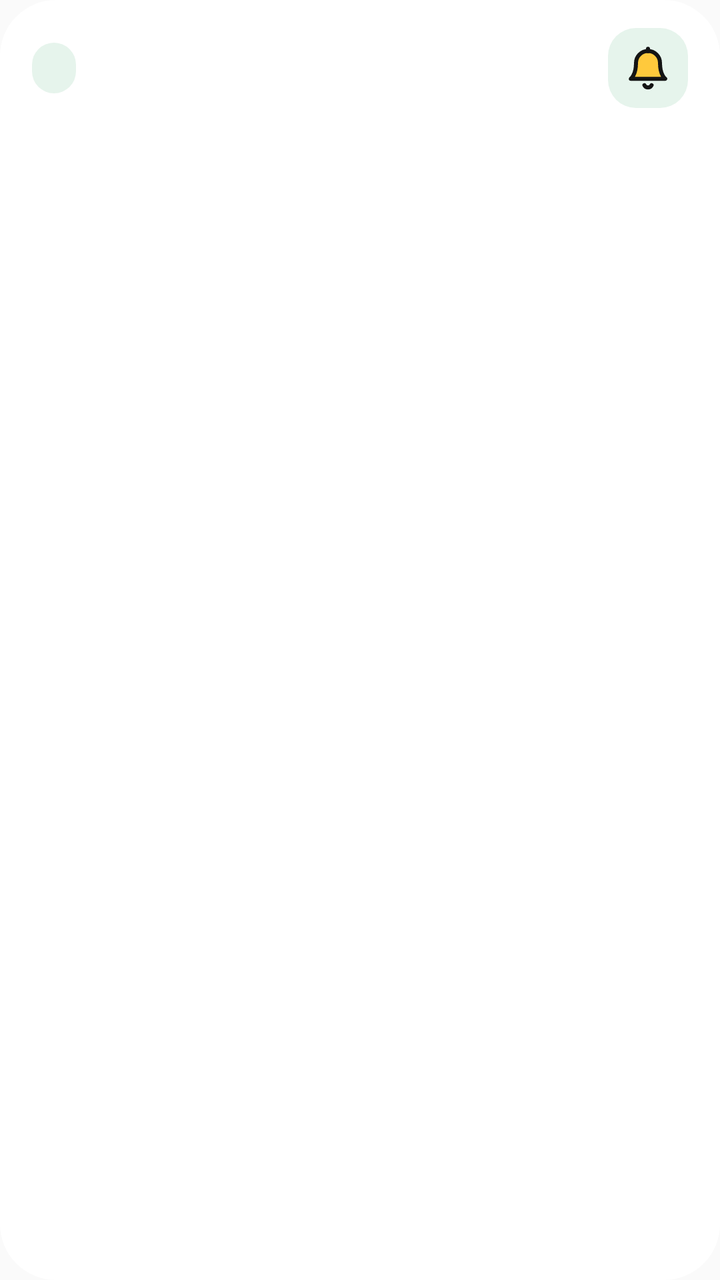
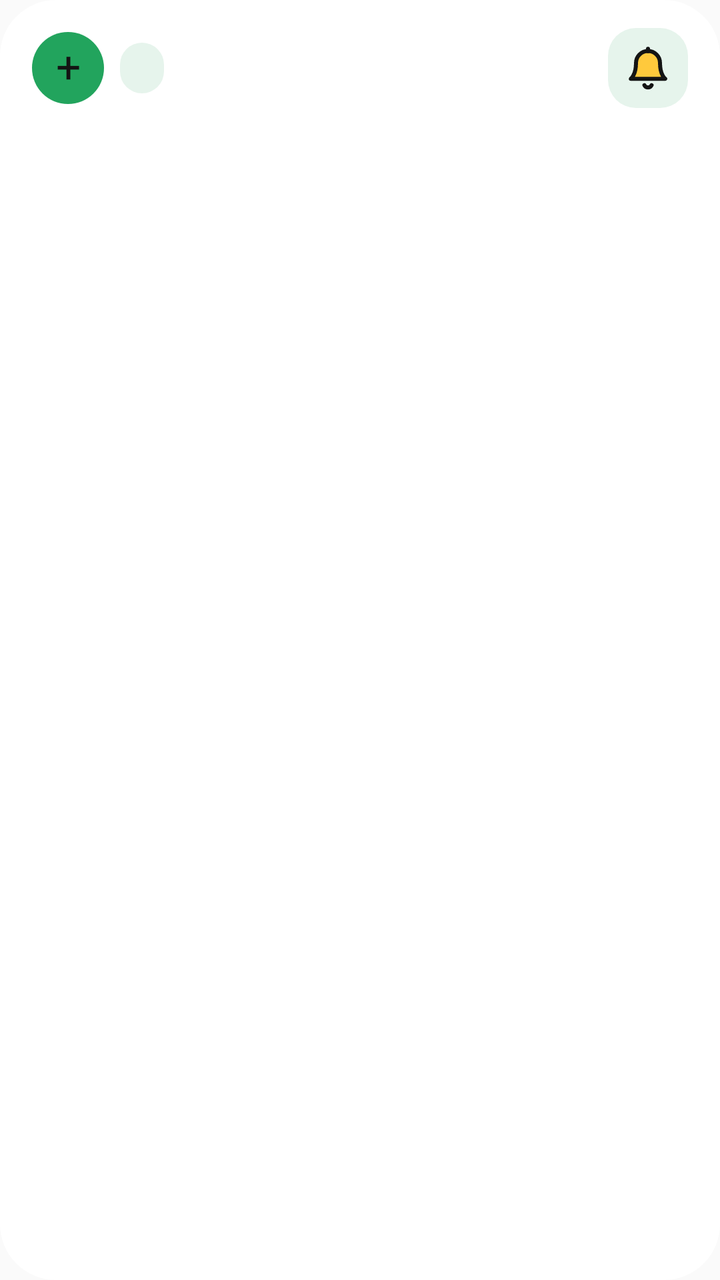

Before-and-after screenshots of an Android layout around one commit, followed by the original layout XML and the change that was made.
<!-- AndroidManifest.xml: application theme AppTheme -->
<!-- res/layout/widget_reminders.xml -->
<?xml version="1.0" encoding="utf-8"?>
<LinearLayout
    xmlns:android="http://schemas.android.com/apk/res/android"
    android:id="@+id/root"
    android:layout_width="match_parent"
    android:layout_height="match_parent"
    android:background="@drawable/widget_bg"
    android:layoutDirection="rtl"
    android:orientation="vertical"
    android:paddingStart="16dp"
    android:paddingEnd="16dp"
    android:paddingTop="14dp"
    android:paddingBottom="14dp">
    <LinearLayout
        android:id="@+id/header"
        android:layout_width="match_parent"
        android:layout_height="wrap_content"
        android:orientation="horizontal"
        android:gravity="center_vertical">
        <FrameLayout
            android:id="@+id/icon_tile"
            android:layout_width="40dp"
            android:layout_height="40dp"
            android:background="@drawable/widget_soft">
            <ImageView
                android:id="@+id/icon"
                android:layout_width="24dp"
                android:layout_height="24dp"
                android:src="@drawable/ic_ws_bell"
                android:importantForAccessibility="no"
                android:layout_gravity="center" />
        </FrameLayout>
        <LinearLayout
            android:layout_width="0dp"
            android:layout_height="wrap_content"
            android:orientation="vertical"
            android:layout_weight="1"
            android:layout_marginStart="10dp">
            <TextView
                android:id="@+id/title"
                android:layout_width="match_parent"
                android:layout_height="wrap_content"
                style="@style/WBold.Title" />
            <TextView
                android:id="@+id/subtitle"
                android:layout_width="match_parent"
                android:layout_height="wrap_content"
                style="@style/WText.Muted"
                android:layout_marginTop="3dp" />
        </LinearLayout>
        <TextView
            android:id="@+id/chip"
            android:layout_width="wrap_content"
            android:layout_height="wrap_content"
            style="@style/WBold.Chip"
            android:layout_marginStart="8dp" />
    </LinearLayout>
    <FrameLayout
        android:layout_width="match_parent"
        android:layout_height="0dp"
        android:layout_weight="1"
        android:layout_marginTop="6dp">
        <ListView
            android:id="@+id/list"
            android:layout_width="match_parent"
            android:layout_height="match_parent"
            android:divider="@null"
            android:dividerHeight="0dp"
            android:scrollbars="none"
            android:listSelector="@android:color/transparent" />
        <TextView
            android:id="@+id/empty"
            android:layout_width="match_parent"
            android:layout_height="match_parent"
            style="@style/WText.Muted"
            android:gravity="center"
            android:textSize="15sp"
            android:visibility="gone" />
    </FrameLayout>
</LinearLayout>
<!-- resources referenced by this layout -->
<resources>
  <!-- drawable ic_ws_bell (drawable) -->
  <?xml version="1.0" encoding="utf-8"?>
  <vector xmlns:android="http://schemas.android.com/apk/res/android"
      android:width="24dp" android:height="24dp"
      android:viewportWidth="24" android:viewportHeight="24">
      <path android:pathData="M6,9.5 A6,6 0 0 1 18,9.5 C18,15.5 20.6,17.4 20.6,17.4 H3.4 C3.4,17.4 6,15.5 6,9.5 Z" android:fillColor="#FFC93C" android:strokeColor="@color/w_ink" android:strokeWidth="2.0" android:strokeLineJoin="round" android:strokeLineCap="round" />
      <path android:pathData="M10.2,20.6 A2,2 0 0 0 13.8,20.6" android:fillColor="#00000000" android:strokeColor="@color/w_ink" android:strokeWidth="2.0" android:strokeLineJoin="round" android:strokeLineCap="round" />
      <path android:pathData="M12,2.4 V3.6" android:fillColor="#00000000" android:strokeColor="@color/w_ink" android:strokeWidth="2.0" android:strokeLineJoin="round" android:strokeLineCap="round" />
  </vector>
  <!-- drawable widget_bg (drawable) -->
  <?xml version="1.0" encoding="utf-8"?>
  <shape xmlns:android="http://schemas.android.com/apk/res/android" android:shape="rectangle">
      <solid android:color="@color/w_bg" />
      <corners android:radius="28dp" />
  </shape>
  <!-- drawable widget_soft (drawable) -->
  <?xml version="1.0" encoding="utf-8"?>
  <shape xmlns:android="http://schemas.android.com/apk/res/android" android:shape="rectangle">
      <solid android:color="@color/w_soft" />
      <corners android:radius="14dp" />
  </shape>
  <style name="WBold.Chip">
          <item name="android:textColor">@color/w_accent</item>
          <item name="android:textSize">13sp</item>
          <item name="android:background">@drawable/widget_chip</item>
          <item name="android:paddingStart">11dp</item>
          <item name="android:paddingEnd">11dp</item>
          <item name="android:paddingTop">5dp</item>
          <item name="android:paddingBottom">5dp</item>
      </style>
  <style name="WBold.Title">
          <item name="android:textSize">18sp</item>
      </style>
  <style name="WText.Muted">
          <item name="android:textColor">@color/w_muted</item>
          <item name="android:textSize">13sp</item>
      </style>
  <style name="AppTheme" parent="Theme.AppCompat.Light.DarkActionBar">
          
          <item name="colorPrimary">@color/colorPrimary</item>
          <item name="colorPrimaryDark">@color/colorPrimaryDark</item>
          <item name="colorAccent">@color/colorAccent</item>
      </style>
  <color name="w_ink">#141414</color>
  <color name="w_bg">#FFFFFF</color>
  <color name="w_soft">#E6F4EC</color>
  <color name="w_accent">#16874A</color>
  <!-- drawable widget_chip (drawable) -->
  <?xml version="1.0" encoding="utf-8"?>
  <shape xmlns:android="http://schemas.android.com/apk/res/android" android:shape="rectangle">
      <solid android:color="@color/w_soft" />
      <corners android:radius="999dp" />
  </shape>
  <color name="w_muted">#5F5F66</color>
</resources>

<!-- the commit's change to res/layout/widget_reminders.xml (unified diff, before → after) -->
@@ -54,6 +54,17 @@
             android:layout_height="wrap_content"
             style="@style/WBold.Chip"
             android:layout_marginStart="8dp" />
+        <TextView
+            android:id="@+id/add"
+            android:layout_width="36dp"
+            android:layout_height="36dp"
+            style="@style/WBold.Key.Save"
+            android:gravity="center"
+            android:layout_marginStart="8dp"
+            android:background="@drawable/widget_brand"
+            android:text="+"
+            android:textSize="22sp"
+            android:contentDescription="תזכורת חדשה" />
     </LinearLayout>
     <FrameLayout
         android:layout_width="match_parent"
<!-- resource entries referenced after the edit -->
@@ -15,6 +15,12 @@
       <solid android:color="@color/w_bg" />
       <corners android:radius="28dp" />
   </shape>
+  <!-- drawable widget_brand (drawable) -->
+  <?xml version="1.0" encoding="utf-8"?>
+  <shape xmlns:android="http://schemas.android.com/apk/res/android" android:shape="rectangle">
+      <solid android:color="@color/w_brand" />
+      <corners android:radius="18dp" />
+  </shape>
   <!-- drawable widget_soft (drawable) -->
   <?xml version="1.0" encoding="utf-8"?>
   <shape xmlns:android="http://schemas.android.com/apk/res/android" android:shape="rectangle">
@@ -29,6 +35,10 @@
           <item name="android:paddingEnd">11dp</item>
           <item name="android:paddingTop">5dp</item>
           <item name="android:paddingBottom">5dp</item>
+      </style>
+  <style name="WBold.Key.Save">
+          <item name="android:textColor">@color/w_on_brand</item>
+          <item name="android:textSize">17sp</item>
       </style>
   <style name="WBold.Title">
           <item name="android:textSize">18sp</item>
@@ -45,6 +55,7 @@
       </style>
   <color name="w_ink">#141414</color>
   <color name="w_bg">#FFFFFF</color>
+  <color name="w_brand">#22A45D</color>
   <color name="w_soft">#E6F4EC</color>
   <color name="w_accent">#16874A</color>
   <!-- drawable widget_chip (drawable) -->
@@ -53,6 +64,7 @@
       <solid android:color="@color/w_soft" />
       <corners android:radius="999dp" />
   </shape>
+  <color name="w_on_brand">#141414</color>
   <color name="w_muted">#5F5F66</color>
 </resources>
 
